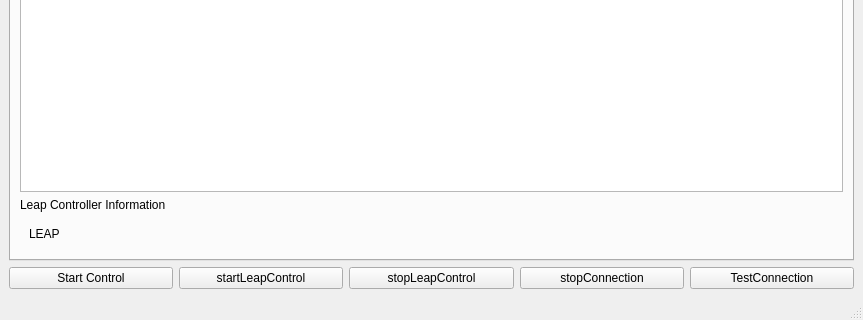
Qt form mainwindow.ui (duqcyxwd/LeapRobot) before a commit; both pictures show x 0 to 863 and y 318 to 638 of the 863 by 638 pixel window.
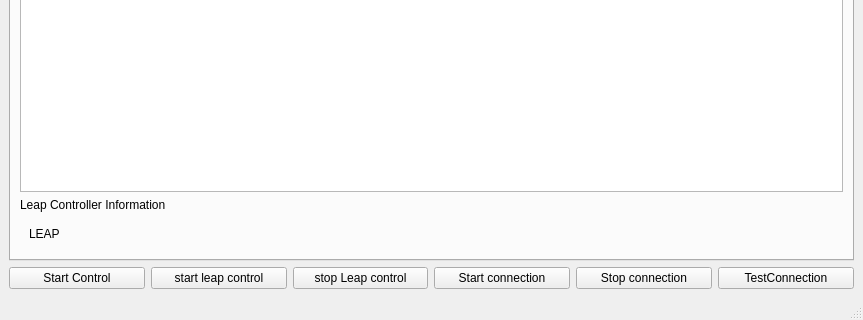
The same form after that commit.

Diff of the .ui file:
```diff
--- a/mainwindow.ui
+++ b/mainwindow.ui
@@ -108,21 +108,28 @@
       <item>
        <widget class="QPushButton" name="startLeapController">
         <property name="text">
-         <string>startLeapControl</string>
+         <string>start leap control</string>
         </property>
        </widget>
       </item>
       <item>
        <widget class="QPushButton" name="stopLeapController">
         <property name="text">
-         <string>stopLeapControl</string>
+         <string>stop Leap control</string>
+        </property>
+       </widget>
+      </item>
+      <item>
+       <widget class="QPushButton" name="startConnection">
+        <property name="text">
+         <string>Start connection</string>
         </property>
        </widget>
       </item>
       <item>
        <widget class="QPushButton" name="stopConnection">
         <property name="text">
-         <string>stopConnection</string>
+         <string>Stop connection</string>
         </property>
        </widget>
       </item>
```
